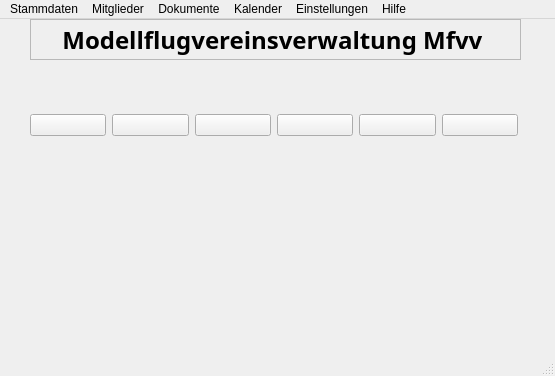
Qt form mfvv/Main.ui (Stedi65/Modellflugvereinsverwaltung) before a commit.
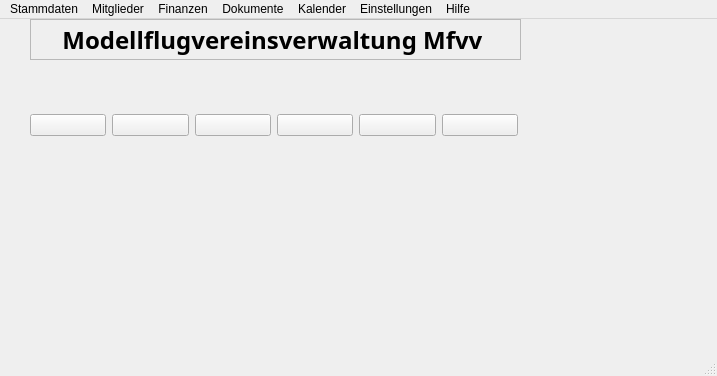
The same form after that commit. Icons and pictures are not drawn.

```diff
--- a/mfvv/Main.ui
+++ b/mfvv/Main.ui
@@ -6,7 +6,7 @@
    <rect>
     <x>0</x>
     <y>0</y>
-    <width>555</width>
+    <width>717</width>
     <height>376</height>
    </rect>
   </property>
@@ -195,7 +195,7 @@
     <rect>
      <x>0</x>
      <y>0</y>
-     <width>555</width>
+     <width>717</width>
      <height>22</height>
     </rect>
    </property>
@@ -259,8 +259,16 @@
     <addaction name="actionInfo_ber"/>
     <addaction name="actionHilfe"/>
    </widget>
+   <widget class="QMenu" name="menuFinanzen">
+    <property name="title">
+     <string>Finanzen</string>
+    </property>
+    <addaction name="actionBuchungen"/>
+    <addaction name="actionKonten"/>
+   </widget>
    <addaction name="menuStammdaten"/>
    <addaction name="menuMitglieder"/>
+   <addaction name="menuFinanzen"/>
    <addaction name="menuDokumente"/>
    <addaction name="menuKalender"/>
    <addaction name="menuEinstellungen"/>
```
Left out of the diff: 22 changed lines with no effect on the pictures.
